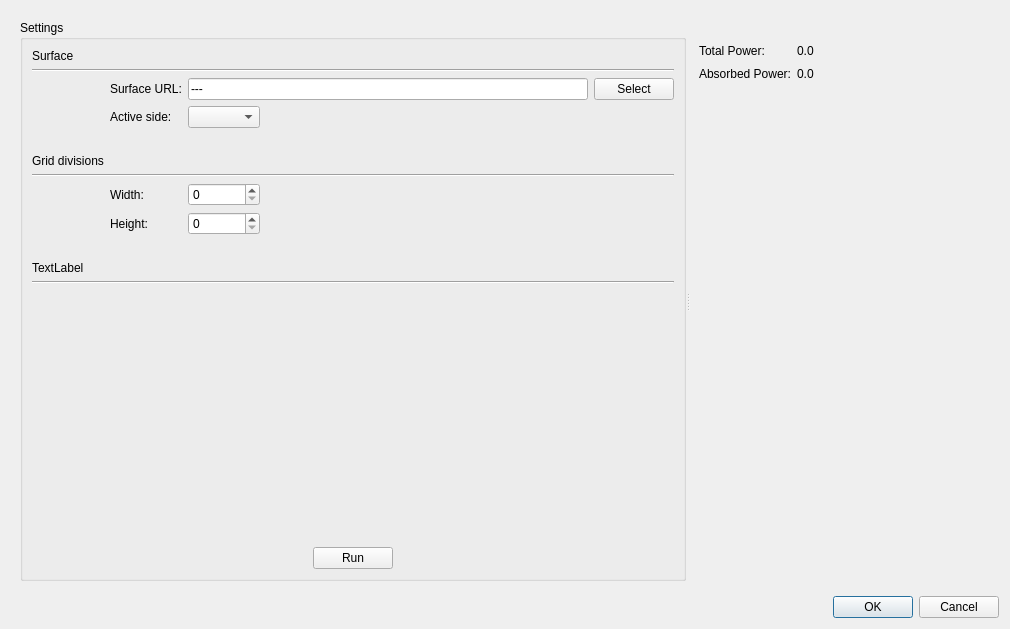
Old version of the form TonatiuhProject/src/source/gui/fluxanalysisdialog.ui in the repository iat-cener/tonatiuh.
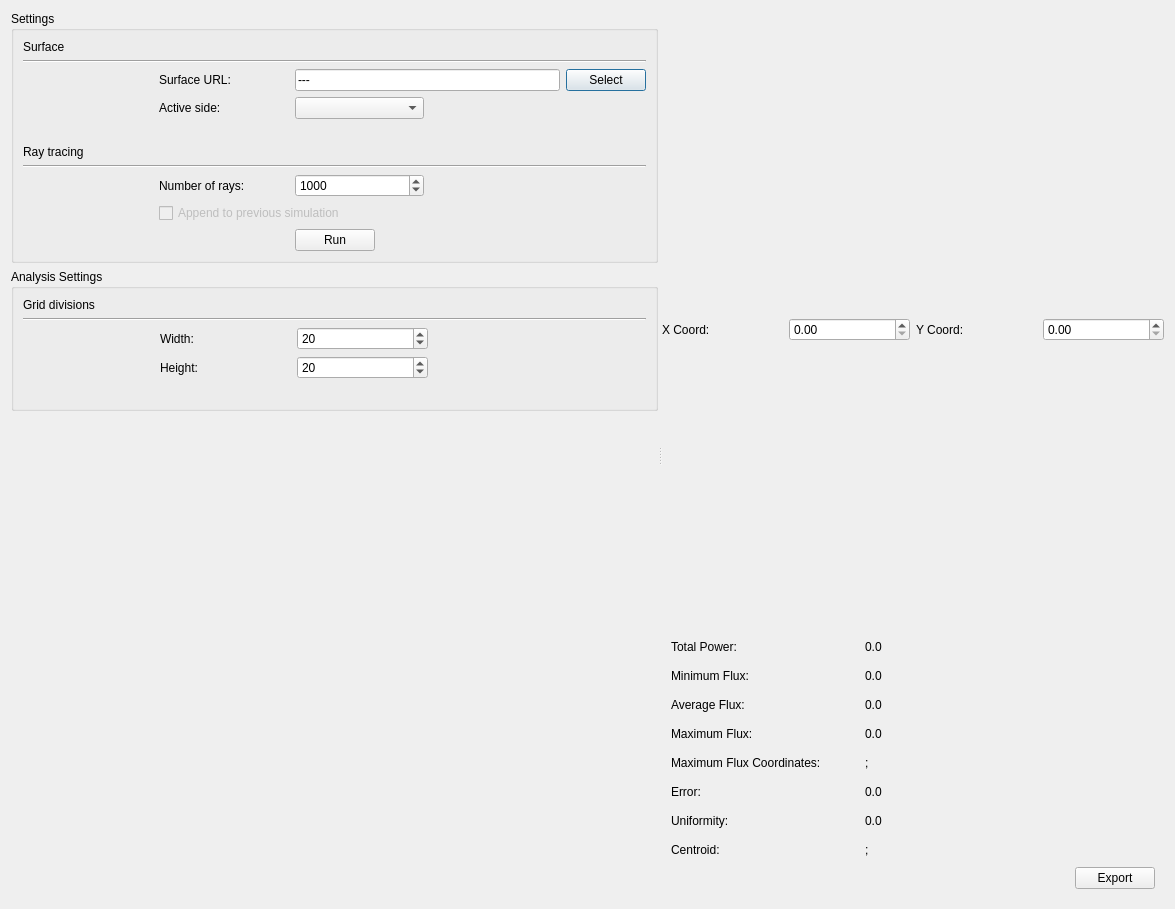
New version of the form. Custom widgets are drawn as their Qt base class.

Commit message: FluxAnalysis utility added. Development not finished

The edit to the form file:
```diff
--- a/TonatiuhProject/src/source/gui/fluxanalysisdialog.ui
+++ b/TonatiuhProject/src/source/gui/fluxanalysisdialog.ui
@@ -6,94 +6,428 @@
    <rect>
     <x>0</x>
     <y>0</y>
-    <width>1010</width>
-    <height>629</height>
+    <width>1175</width>
+    <height>909</height>
    </rect>
   </property>
   <property name="windowTitle">
-   <string>Dialog</string>
+   <string>Tonatiuh</string>
   </property>
   <layout class="QVBoxLayout" name="verticalLayout">
    <item>
     <widget class="QWidget" name="dialogMainWidget" native="true">
      <layout class="QHBoxLayout" name="horizontalLayout">
+      <property name="leftMargin">
+       <number>0</number>
+      </property>
+      <property name="topMargin">
+       <number>0</number>
+      </property>
+      <property name="rightMargin">
+       <number>0</number>
+      </property>
+      <property name="bottomMargin">
+       <number>0</number>
+      </property>
       <item>
        <widget class="QSplitter" name="splitter">
         <property name="orientation">
          <enum>Qt::Horizontal</enum>
         </property>
-        <widget class="QGroupBox" name="groupBox">
-         <property name="title">
-          <string>Settings</string>
-         </property>
-         <layout class="QGridLayout" name="gridLayout">
-          <item row="11" column="0" colspan="4">
-           <spacer name="horizontalSpacer_5">
-            <property name="orientation">
-             <enum>Qt::Horizontal</enum>
+        <widget class="QWidget" name="parametersWidget" native="true">
+         <layout class="QVBoxLayout" name="parametersLayout">
+          <property name="leftMargin">
+           <number>0</number>
+          </property>
+          <property name="topMargin">
+           <number>0</number>
+          </property>
+          <property name="rightMargin">
+           <number>0</number>
+          </property>
+          <property name="bottomMargin">
+           <number>0</number>
+          </property>
+          <item>
+           <widget class="QGroupBox" name="inputWidget">
+            <property name="title">
+             <string>Settings</string>
             </property>
-            <property name="sizeHint" stdset="0">
-             <size>
-              <width>40</width>
-              <height>20</height>
-             </size>
-            </property>
-           </spacer>
-          </item>
-          <item row="6" column="0">
-           <widget class="QLabel" name="label_3">
-            <property name="text">
-             <string>Grid divisions</string>
-            </property>
+            <layout class="QGridLayout" name="gridLayout">
+             <item row="12" column="0" colspan="5">
+              <widget class="Line" name="line_2">
+               <property name="orientation">
+                <enum>Qt::Horizontal</enum>
+               </property>
+              </widget>
+             </item>
+             <item row="0" column="0">
+              <widget class="QLabel" name="surfaceTitleLabel">
+               <property name="text">
+                <string>Surface</string>
+               </property>
+              </widget>
+             </item>
+             <item row="5" column="0" colspan="5">
+              <spacer name="horizontalSpacer">
+               <property name="orientation">
+                <enum>Qt::Horizontal</enum>
+               </property>
+               <property name="sizeHint" stdset="0">
+                <size>
+                 <width>40</width>
+                 <height>20</height>
+                </size>
+               </property>
+              </spacer>
+             </item>
+             <item row="1" column="0" colspan="5">
+              <widget class="Line" name="line_3">
+               <property name="orientation">
+                <enum>Qt::Horizontal</enum>
+               </property>
+              </widget>
+             </item>
+             <item row="11" column="0">
+              <widget class="QLabel" name="label_2">
+               <property name="text">
+                <string>Ray tracing</string>
+               </property>
+              </widget>
+             </item>
+             <item row="3" column="1">
+              <widget class="QLabel" name="surfaceLabel">
+               <property name="sizePolicy">
+                <sizepolicy hsizetype="MinimumExpanding" vsizetype="Preferred">
+                 <horstretch>0</horstretch>
+                 <verstretch>0</verstretch>
+                </sizepolicy>
+               </property>
+               <property name="text">
+                <string>Surface URL:</string>
+               </property>
+              </widget>
+             </item>
+             <item row="4" column="2">
+              <widget class="QComboBox" name="sidesCombo"/>
+             </item>
+             <item row="4" column="1">
+              <widget class="QLabel" name="surfaceSideLabel">
+               <property name="text">
+                <string>Active side:</string>
+               </property>
+              </widget>
+             </item>
+             <item row="3" column="4">
+              <widget class="QPushButton" name="selectButton">
+               <property name="text">
+                <string>Select</string>
+               </property>
+              </widget>
+             </item>
+             <item row="4" column="3">
+              <spacer name="horizontalSpacer_6">
+               <property name="orientation">
+                <enum>Qt::Horizontal</enum>
+               </property>
+               <property name="sizeHint" stdset="0">
+                <size>
+                 <width>40</width>
+                 <height>20</height>
+                </size>
+               </property>
+              </spacer>
+             </item>
+             <item row="3" column="2" colspan="2">
+              <widget class="QLineEdit" name="surfaceEdit">
+               <property name="text">
+                <string>---</string>
+               </property>
+              </widget>
+             </item>
+             <item row="15" column="0" colspan="5">
+              <widget class="QWidget" name="runWidget" native="true">
+               <layout class="QHBoxLayout" name="runWidgetLayout">
+                <property name="spacing">
+                 <number>0</number>
+                </property>
+                <property name="leftMargin">
+                 <number>0</number>
+                </property>
+                <property name="topMargin">
+                 <number>0</number>
+                </property>
+                <property name="rightMargin">
+                 <number>0</number>
+                </property>
+                <property name="bottomMargin">
+                 <number>0</number>
+                </property>
+                <item>
+                 <spacer name="horizontalSpacer_4">
+                  <property name="orientation">
+                   <enum>Qt::Horizontal</enum>
+                  </property>
+                  <property name="sizeHint" stdset="0">
+                   <size>
+                    <width>40</width>
+                    <height>20</height>
+                   </size>
+                  </property>
+                 </spacer>
+                </item>
+                <item>
+                 <widget class="QPushButton" name="runButton">
+                  <property name="text">
+                   <string>Run</string>
+                  </property>
+                 </widget>
+                </item>
+                <item>
+                 <spacer name="horizontalSpacer_3">
+                  <property name="orientation">
+                   <enum>Qt::Horizontal</enum>
+                  </property>
+                  <property name="sizeHint" stdset="0">
+                   <size>
+                    <width>40</width>
+                    <height>20</height>
+                   </size>
+                  </property>
+                 </spacer>
+                </item>
+               </layout>
+               <zorder>runButton</zorder>
+               <zorder>horizontalSpacer_3</zorder>
+               <zorder>horizontalSpacer_4</zorder>
+              </widget>
+             </item>
+             <item row="13" column="2">
+              <widget class="QSpinBox" name="nRaysSpin">
+               <property name="sizePolicy">
+                <sizepolicy hsizetype="MinimumExpanding" vsizetype="Fixed">
+                 <horstretch>0</horstretch>
+                 <verstretch>0</verstretch>
+                </sizepolicy>
+               </property>
+               <property name="minimum">
+                <number>1</number>
+               </property>
+               <property name="maximum">
+                <number>999999999</number>
+               </property>
+               <property name="value">
+                <number>1000</number>
+               </property>
+              </widget>
+             </item>
+             <item row="13" column="1">
+              <widget class="QLabel" name="nRaysLabel">
+               <property name="text">
+                <string>Number of rays:</string>
+               </property>
+              </widget>
+             </item>
+             <item row="14" column="1" colspan="2">
+              <widget class="QCheckBox" name="appendCheck">
+               <property name="enabled">
+                <bool>false</bool>
+               </property>
+               <property name="text">
+                <string>Append to previous simulation</string>
+               </property>
+               <property name="checked">
+                <bool>false</bool>
+               </property>
+              </widget>
+             </item>
+             <item row="13" column="0">
+              <spacer name="horizontalSpacer_9">
+               <property name="orientation">
+                <enum>Qt::Horizontal</enum>
+               </property>
+               <property name="sizeHint" stdset="0">
+                <size>
+                 <width>40</width>
+                 <height>20</height>
+                </size>
+               </property>
+              </spacer>
+             </item>
+            </layout>
            </widget>
           </item>
-          <item row="7" column="0" colspan="5">
-           <widget class="Line" name="line">
-            <property name="orientation">
-             <enum>Qt::Horizontal</enum>
+          <item>
+           <widget class="QGroupBox" name="analysisWidget">
+            <property name="title">
+             <string>Analysis Settings</string>
             </property>
+            <layout class="QGridLayout" name="gridLayout_4">
+             <item row="0" column="0">
+              <widget class="QLabel" name="label_3">
+               <property name="text">
+                <string>Grid divisions</string>
+               </property>
+              </widget>
+             </item>
+             <item row="2" column="1">
+              <widget class="QLabel" name="label_4">
+               <property name="sizePolicy">
+                <sizepolicy hsizetype="MinimumExpanding" vsizetype="Preferred">
+                 <horstretch>0</horstretch>
+                 <verstretch>0</verstretch>
+                </sizepolicy>
+               </property>
+               <property name="text">
+                <string>Width:</string>
+               </property>
+              </widget>
+             </item>
+             <item row="4" column="2">
+              <widget class="QSpinBox" name="gridHeightSpin">
+               <property name="minimum">
+                <number>5</number>
+               </property>
+               <property name="maximum">
+                <number>999999999</number>
+               </property>
+               <property name="value">
+                <number>20</number>
+               </property>
+              </widget>
+             </item>
+             <item row="1" column="0" colspan="5">
+              <widget class="Line" name="line">
+               <property name="orientation">
+                <enum>Qt::Horizontal</enum>
+               </property>
+              </widget>
+             </item>
+             <item row="2" column="2">
+              <widget class="QSpinBox" name="gridWidthSpin">
+               <property name="sizePolicy">
+                <sizepolicy hsizetype="MinimumExpanding" vsizetype="Fixed">
+                 <horstretch>0</horstretch>
+                 <verstretch>0</verstretch>
+                </sizepolicy>
+               </property>
+               <property name="minimum">
+                <number>5</number>
+               </property>
+               <property name="maximum">
+                <number>999999999</number>
+               </property>
+               <property name="value">
+                <number>20</number>
+               </property>
+              </widget>
+             </item>
+             <item row="2" column="3">
+              <spacer name="horizontalSpacer_7">
+               <property name="orientation">
+                <enum>Qt::Horizontal</enum>
+               </property>
+               <property name="sizeHint" stdset="0">
+                <size>
+                 <width>40</width>
+                 <height>20</height>
+                </size>
+               </property>
+              </spacer>
+             </item>
+             <item row="4" column="1">
+              <widget class="QLabel" name="label_5">
+               <property name="text">
+                <string>Height:</string>
+               </property>
+              </widget>
+             </item>
+             <item row="2" column="4">
+              <spacer name="horizontalSpacer_5">
+               <property name="orientation">
+                <enum>Qt::Horizontal</enum>
+               </property>
+               <property name="sizeType">
+                <enum>QSizePolicy::Minimum</enum>
+               </property>
+               <property name="sizeHint" stdset="0">
+                <size>
+                 <width>75</width>
+                 <height>20</height>
+                </size>
+               </property>
+              </spacer>
+             </item>
+             <item row="5" column="0">
+              <spacer name="horizontalSpacer_8">
+               <property name="orientation">
+                <enum>Qt::Horizontal</enum>
+               </property>
+               <property name="sizeHint" stdset="0">
+                <size>
+                 <width>40</width>
+                 <height>20</height>
+                </size>
+               </property>
+              </spacer>
+             </item>
+            </layout>
            </widget>
           </item>
-          <item row="9" column="1">
-           <widget class="QLabel" name="label_4">
-            <property name="text">
-             <string>Width:</string>
-            </property>
-           </widget>
-          </item>
-          <item row="10" column="1">
-           <widget class="QLabel" name="label_5">
-            <property name="text">
-             <string>Height:</string>
-            </property>
-           </widget>
-          </item>
-          <item row="5" column="0" colspan="5">
-           <spacer name="horizontalSpacer">
+          <item>
+           <spacer name="verticalSpacer_3">
             <property name="orientation">
-             <enum>Qt::Horizontal</enum>
+             <enum>Qt::Vertical</enum>
             </property>
             <property name="sizeHint" stdset="0">
              <size>
-              <width>40</width>
-              <height>20</height>
+              <width>20</width>
+              <height>40</height>
              </size>
             </property>
            </spacer>
           </item>
-          <item row="0" column="0">
-           <widget class="QLabel" name="label">
-            <property name="text">
-             <string>Surface</string>
+         </layout>
+        </widget>
+        <widget class="QWidget" name="resultsWidget" native="true">
+         <layout class="QVBoxLayout" name="resultsLayout">
+          <property name="leftMargin">
+           <number>0</number>
+          </property>
+          <property name="topMargin">
+           <number>0</number>
+          </property>
+          <property name="rightMargin">
+           <number>0</number>
+          </property>
+          <property name="bottomMargin">
+           <number>0</number>
+          </property>
+          <item>
+           <widget class="QCustomPlot" name="contourPlotWidget" native="true">
+            <property name="sizePolicy">
+             <sizepolicy hsizetype="Preferred" vsizetype="Preferred">
+              <horstretch>0</horstretch>
+              <verstretch>0</verstretch>
+             </sizepolicy>
             </property>
+            <property name="minimumSize">
+             <size>
+              <width>0</width>
+              <height>0</height>
+             </size>
+            </property>
            </widget>
           </item>
-          <item row="15" column="0" colspan="5">
-           <widget class="QWidget" name="runWidget" native="true">
-            <layout class="QHBoxLayout" name="runWidgetLayout">
-             <property name="spacing">
-              <number>0</number>
-             </property>
+          <item>
+           <widget class="QWidget" name="sectorsWidget" native="true">
+            <property name="minimumSize">
+             <size>
+              <width>0</width>
+              <height>0</height>
+             </size>
+            </property>
+            <layout class="QHBoxLayout" name="horizontalLayout_2">
              <property name="leftMargin">
               <number>0</number>
              </property>
@@ -107,183 +441,268 @@
               <number>0</number>
              </property>
              <item>
-              <spacer name="horizontalSpacer_4">
-               <property name="orientation">
-                <enum>Qt::Horizontal</enum>
-               </property>
-               <property name="sizeHint" stdset="0">
+              <widget class="QWidget" name="verticalSectorWidget" native="true">
+               <property name="minimumSize">
                 <size>
-                 <width>40</width>
-                 <height>20</height>
+                 <width>0</width>
+                 <height>0</height>
                 </size>
                </property>
-              </spacer>
-             </item>
-             <item>
-              <widget class="QPushButton" name="pushButton">
-               <property name="text">
-                <string>Run</string>
-               </property>
+               <layout class="QGridLayout" name="gridLayout_2">
+                <property name="leftMargin">
+                 <number>0</number>
+                </property>
+                <property name="rightMargin">
+                 <number>0</number>
+                </property>
+                <property name="bottomMargin">
+                 <number>0</number>
+                </property>
+                <item row="1" column="0" colspan="2">
+                 <widget class="QCustomPlot" name="verticalSectorPlot" native="true"/>
+                </item>
+                <item row="0" column="0">
+                 <widget class="QLabel" name="xCoordlabel">
+                  <property name="text">
+                   <string>X Coord:</string>
+                  </property>
+                 </widget>
+                </item>
+                <item row="0" column="1">
+                 <widget class="QDoubleSpinBox" name="hSectorXCoordSpin"/>
+                </item>
+               </layout>
               </widget>
              </item>
              <item>
-              <spacer name="horizontalSpacer_3">
-               <property name="orientation">
-                <enum>Qt::Horizontal</enum>
-               </property>
-               <property name="sizeHint" stdset="0">
-                <size>
-                 <width>40</width>
-                 <height>20</height>
-                </size>
-               </property>
-              </spacer>
+              <widget class="QWidget" name="horizontalSectionWidget" native="true">
+               <layout class="QGridLayout" name="gridLayout_5">
+                <property name="leftMargin">
+                 <number>0</number>
+                </property>
+                <property name="rightMargin">
+                 <number>0</number>
+                </property>
+                <property name="bottomMargin">
+                 <number>0</number>
+                </property>
+                <item row="1" column="0" colspan="2">
+                 <widget class="QCustomPlot" name="horizontaSectorPlot" native="true"/>
+                </item>
+                <item row="0" column="1">
+                 <widget class="QDoubleSpinBox" name="hSectorYCoordSpin">
+                  <property name="minimum">
+                   <double>0.000000000000000</double>
+                  </property>
+                  <property name="value">
+                   <double>0.000000000000000</double>
+                  </property>
+                 </widget>
+                </item>
+                <item row="0" column="0">
+                 <widget class="QLabel" name="yCoordlabel">
+                  <property name="text">
+                   <string>Y Coord:</string>
+                  </property>
+                 </widget>
+                </item>
+               </layout>
+              </widget>
              </item>
             </layout>
-            <zorder>pushButton</zorder>
-            <zorder>horizontalSpacer_3</zorder>
-            <zorder>horizontalSpacer_4</zorder>
            </widget>
           </item>
-          <item row="13" column="0" colspan="5">
-           <widget class="Line" name="line_2">
-            <property name="orientation">
-             <enum>Qt::Horizontal</enum>
-            </property>
-           </widget>
-          </item>
-          <item row="1" column="0" colspan="5">
-           <widget class="Line" name="line_3">
-            <property name="orientation">
-             <enum>Qt::Horizontal</enum>
-            </property>
-           </widget>
-          </item>
-          <item row="14" column="0">
-           <spacer name="verticalSpacer">
-            <property name="orientation">
-             <enum>Qt::Vertical</enum>
-            </property>
-            <property name="sizeHint" stdset="0">
-             <size>
-              <width>20</width>
-              <height>40</height>
-             </size>
-            </property>
-           </spacer>
-          </item>
-          <item row="12" column="0">
-           <widget class="QLabel" name="label_2">
-            <property name="text">
-             <string>TextLabel</string>
-            </property>
-           </widget>
-          </item>
-          <item row="3" column="1">
-           <widget class="QLabel" name="surfaceLabel">
-            <property name="text">
-             <string>Surface URL:</string>
-            </property>
-           </widget>
-          </item>
-          <item row="4" column="2">
-           <widget class="QComboBox" name="comboBox_2"/>
-          </item>
-          <item row="4" column="1">
-           <widget class="QLabel" name="surfaceSideLabel">
-            <property name="text">
-             <string>Active side:</string>
-            </property>
-           </widget>
-          </item>
-          <item row="3" column="4">
-           <widget class="QPushButton" name="selectButton">
-            <property name="text">
-             <string>Select</string>
-            </property>
-           </widget>
-          </item>
-          <item row="4" column="3">
-           <spacer name="horizontalSpacer_6">
-            <property name="orientation">
-             <enum>Qt::Horizontal</enum>
-            </property>
-            <property name="sizeHint" stdset="0">
-             <size>
-              <width>40</width>
-              <height>20</height>
-             </size>
-            </property>
-           </spacer>
-          </item>
-          <item row="3" column="2" colspan="2">
-           <widget class="QLineEdit" name="surfaceEdit">
-            <property name="text">
-             <string>---</string>
-            </property>
-           </widget>
-          </item>
-          <item row="9" column="2">
-           <widget class="QSpinBox" name="spinBox"/>
-          </item>
-          <item row="10" column="2">
-           <widget class="QSpinBox" name="spinBox_2"/>
-          </item>
-         </layout>
-        </widget>
-        <widget class="QWidget" name="widget" native="true">
-         <layout class="QGridLayout" name="gridLayout_2">
-          <item row="0" column="0">
-           <widget class="QWidget" name="widget_2" native="true"/>
-          </item>
-          <item row="0" column="1">
-           <widget class="QWidget" name="widget_3" native="true"/>
-          </item>
-          <item row="1" column="0">
-           <widget class="QWidget" name="widget_4" native="true"/>
-          </item>
-          <item row="1" column="1">
-           <widget class="QWidget" name="widget_5" native="true"/>
-          </item>
-          <item row="2" column="0" colspan="2">
+          <item>
            <widget class="QWidget" name="statisticalWidget" native="true">
             <layout class="QGridLayout" name="gridLayout_3">
-             <item row="0" column="0">
-              <widget class="QLabel" name="totalPowerLabel">
+             <item row="7" column="1">
+              <widget class="QLabel" name="uniformityValue">
                <property name="text">
-                <string>Total Power:</string>
+                <string>0.0</string>
                </property>
               </widget>
              </item>
-             <item row="0" column="1">
+             <item row="1" column="1">
               <widget class="QLabel" name="totalPowerValue">
                <property name="text">
                 <string>0.0</string>
                </property>
               </widget>
              </item>
+             <item row="9" column="3">
+              <spacer name="horizontalSpacer_2">
+               <property name="orientation">
+                <enum>Qt::Horizontal</enum>
+               </property>
+               <property name="sizeHint" stdset="0">
+                <size>
+                 <width>40</width>
+                 <height>20</height>
+                </size>
+               </property>
+              </spacer>
+             </item>
+             <item row="5" column="1">
+              <widget class="QLabel" name="maxCoordinatesValue">
+               <property name="text">
+                <string>;</string>
+               </property>
+              </widget>
+             </item>
              <item row="1" column="0">
-              <widget class="QLabel" name="absorbedPowerLabel">
+              <widget class="QLabel" name="totalPowerLabel">
+               <property name="sizePolicy">
+                <sizepolicy hsizetype="Preferred" vsizetype="Preferred">
+                 <horstretch>0</horstretch>
+                 <verstretch>0</verstretch>
+                </sizepolicy>
+               </property>
+               <property name="minimumSize">
+                <size>
+                 <width>0</width>
+                 <height>0</height>
+                </size>
+               </property>
                <property name="text">
-                <string>Absorbed Power:</string>
+                <string>Total Power:</string>
+               </property>
+              </widget>
+             </item>
+             <item row="3" column="1">
+              <widget class="QLabel" name="averageFluxValue">
+               <property name="text">
+                <string>0.0</string>
+               </property>
+              </widget>
+             </item>
+             <item row="8" column="1">
+              <widget class="QLabel" name="centroidValue">
+               <property name="text">
+                <string>;</string>
                </property>
               </widget>
              </item>
              <item row="2" column="0">
-              <spacer name="verticalSpacer_2">
-               <property name="orientation">
-                <enum>Qt::Vertical</enum>
+              <widget class="QLabel" name="minimumFluxLabel">
+               <property name="minimumSize">
+                <size>
+                 <width>0</width>
+                 <height>0</height>
+                </size>
                </property>
-               <property name="sizeHint" stdset="0">
+               <property name="text">
+                <string>Minimum Flux:</string>
+               </property>
+              </widget>
+             </item>
+             <item row="6" column="1">
+              <widget class="QLabel" name="errorValue">
+               <property name="text">
+                <string>0.0</string>
+               </property>
+              </widget>
+             </item>
+             <item row="4" column="0">
+              <widget class="QLabel" name="maximumFluxLabel">
+               <property name="minimumSize">
                 <size>
-                 <width>20</width>
-                 <height>40</height>
+                 <width>0</width>
+                 <height>0</height>
                 </size>
                </property>
-              </spacer>
+               <property name="text">
+                <string>Maximum Flux:</string>
+               </property>
+              </widget>
              </item>
-             <item row="0" column="2">
-              <spacer name="horizontalSpacer_2">
+             <item row="4" column="1">
+              <widget class="QLabel" name="maximumFluxValue">
+               <property name="text">
+                <string>0.0</string>
+               </property>
+              </widget>
+             </item>
+             <item row="5" column="0">
+              <widget class="QLabel" name="maxCoordinatesLabel">
+               <property name="minimumSize">
+                <size>
+                 <width>0</width>
+                 <height>0</height>
+                </size>
+               </property>
+               <property name="text">
+                <string>Maximum Flux Coordinates:</string>
+               </property>
+              </widget>
+             </item>
+             <item row="3" column="0">
+              <widget class="QLabel" name="averageFluxLabel">
+               <property name="minimumSize">
+                <size>
+                 <width>0</width>
+                 <height>0</height>
+                </size>
+               </property>
+               <property name="text">
+                <string>Average Flux: </string>
+               </property>
+              </widget>
+             </item>
+             <item row="8" column="0">
+              <widget class="QLabel" name="centroidLabel">
+               <property name="minimumSize">
+                <size>
+                 <width>0</width>
+                 <height>0</height>
+                </size>
+               </property>
+               <property name="text">
+                <string>Centroid:</string>
+               </property>
+              </widget>
+             </item>
+             <item row="7" column="0">
+              <widget class="QLabel" name="uniformityLabel">
+               <property name="minimumSize">
+                <size>
+                 <width>0</width>
+                 <height>0</height>
+                </size>
+               </property>
+               <property name="text">
+                <string>Uniformity:</string>
+               </property>
+              </widget>
+             </item>
+             <item row="6" column="0">
+              <widget class="QLabel" name="errorLabel">
+               <property name="minimumSize">
+                <size>
+                 <width>0</width>
+                 <height>0</height>
+                </size>
+               </property>
+               <property name="text">
+                <string>Error:</string>
+               </property>
+              </widget>
+             </item>
+             <item row="2" column="1">
+              <widget class="QLabel" name="minimumFluxValue">
+               <property name="text">
+                <string>0.0</string>
+               </property>
+              </widget>
+             </item>
+             <item row="9" column="4">
+              <widget class="QPushButton" name="exportButton">
+               <property name="text">
+                <string>Export</string>
+               </property>
+              </widget>
+             </item>
+             <item row="0" column="0">
+              <spacer name="horizontalSpacer_10">
                <property name="orientation">
                 <enum>Qt::Horizontal</enum>
                </property>
@@ -295,13 +714,6 @@
                </property>
               </spacer>
              </item>
-             <item row="1" column="1">
-              <widget class="QLabel" name="absorberPowerValue">
-               <property name="text">
-                <string>0.0</string>
-               </property>
-              </widget>
-             </item>
             </layout>
            </widget>
           </item>
@@ -312,18 +724,28 @@
      </layout>
     </widget>
    </item>
-   <item>
-    <widget class="QDialogButtonBox" name="buttonBox">
-     <property name="orientation">
-      <enum>Qt::Horizontal</enum>
-     </property>
-     <property name="standardButtons">
-      <set>QDialogButtonBox::Cancel|QDialogButtonBox::Ok</set>
-     </property>
-    </widget>
-   </item>
   </layout>
  </widget>
+ <customwidgets>
+  <customwidget>
+   <class>QCustomPlot</class>
+   <extends>QWidget</extends>
+   <header>qcustomplot.h</header>
+   <container>1</container>
+  </customwidget>
+ </customwidgets>
+ <tabstops>
+  <tabstop>surfaceEdit</tabstop>
+  <tabstop>selectButton</tabstop>
+  <tabstop>sidesCombo</tabstop>
+  <tabstop>nRaysSpin</tabstop>
+  <tabstop>appendCheck</tabstop>
+  <tabstop>runButton</tabstop>
+  <tabstop>gridWidthSpin</tabstop>
+  <tabstop>gridHeightSpin</tabstop>
+  <tabstop>hSectorXCoordSpin</tabstop>
+  <tabstop>hSectorYCoordSpin</tabstop>
+ </tabstops>
  <resources/>
  <connections>
   <connection>
```
Left out of the diff: 35 changed lines with no effect on the pictures. The commit also changes 16 other files.
